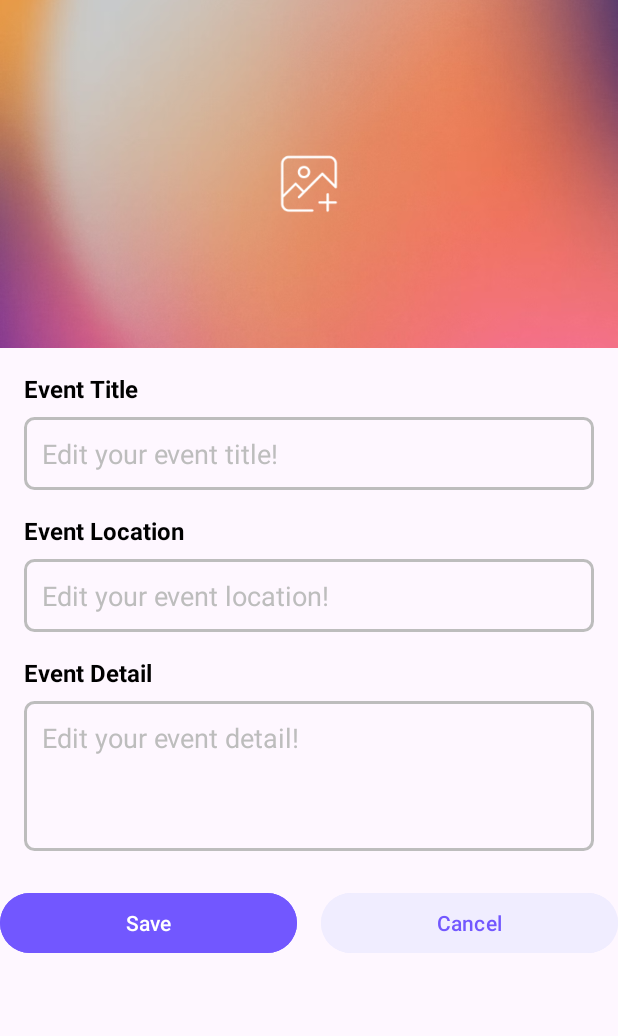
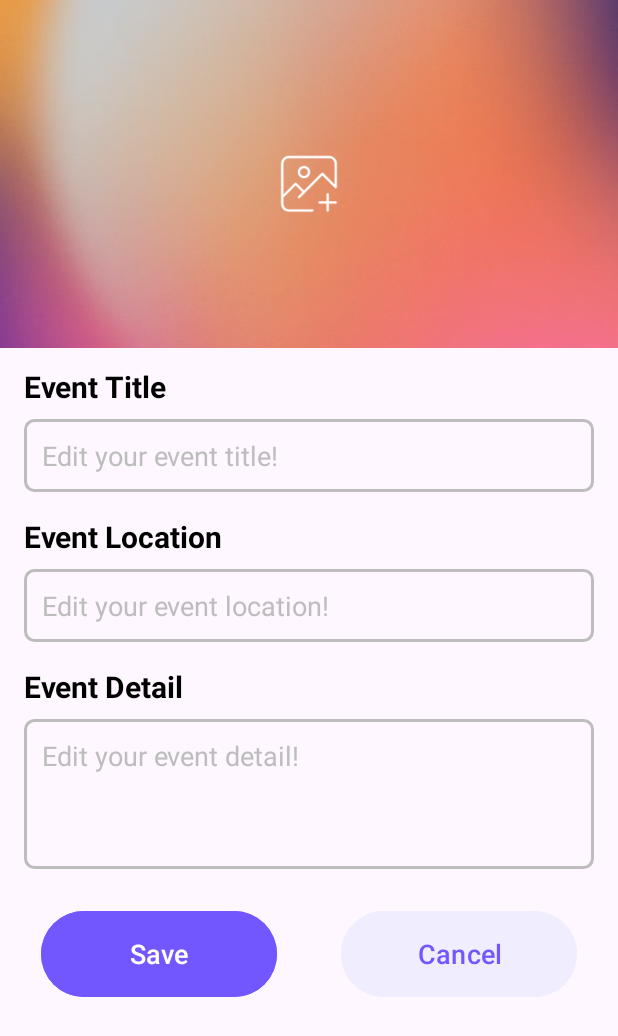
Before and after one commit to CMPUT301F24mohggg/MohgggDraw, an Android app: the layout fragment_event_edit.xml on its own in the app's theme, with its tools: preview values and no code run, on a phone screen of 412 x 824 dp. Shown: the top 1036 px of the screen. Run offline under Robolectric (Android 15) with nearby library versions, the light colour scheme and no system bars.

Commit message:
updating ui for edit page

```diff
--- a/app/src/main/res/layout/fragment_event_edit.xml
+++ b/app/src/main/res/layout/fragment_event_edit.xml
@@ -24,20 +24,21 @@
         app:layout_constraintBottom_toTopOf="@id/label_event_title" />
 
     <!-- Event Title Label -->
+
+    <!-- Event Title Input -->
     <TextView
         android:id="@+id/label_event_title"
         android:layout_width="wrap_content"
         android:layout_height="wrap_content"
-        android:layout_marginTop="16dp"
+        android:layout_marginStart="16dp"
+        android:layout_marginTop="12dp"
         android:text="Event Title"
         android:textColor="@android:color/black"
-        android:textSize="16sp"
+        android:textSize="20sp"
         android:textStyle="bold"
-        app:layout_constraintTop_toBottomOf="@id/organizer_event_poster"
         app:layout_constraintStart_toStartOf="parent"
-        android:layout_marginStart="16dp" />
+        app:layout_constraintTop_toBottomOf="@id/organizer_event_poster" />
 
-    <!-- Event Title Input -->
     <EditText
         android:id="@+id/event_title_input"
         android:layout_width="0dp"
@@ -60,7 +61,7 @@
         android:layout_height="wrap_content"
         android:text="Event Location"
         android:textStyle="bold"
-        android:textSize="16sp"
+        android:textSize="20sp"
         android:layout_marginTop="16dp"
         android:layout_marginStart="16dp"
         app:layout_constraintTop_toBottomOf="@id/event_title_input"
@@ -90,7 +91,7 @@
         android:layout_height="wrap_content"
         android:text="Event Detail"
         android:textStyle="bold"
-        android:textSize="16sp"
+        android:textSize="20sp"
         android:layout_marginTop="16dp"
         android:layout_marginStart="16dp"
         app:layout_constraintTop_toBottomOf="@id/event_location_input"
@@ -118,12 +119,13 @@
     <!-- Save Button -->
     <Button
         android:id="@+id/save_button"
-        android:layout_width="0dp"
-        android:layout_height="wrap_content"
+        android:layout_width="157dp"
+        android:layout_height="65dp"
         android:layout_marginTop="24dp"
         android:layout_marginEnd="8dp"
         android:backgroundTint="@color/purple_500"
         android:text="Save"
+        android:textSize="18sp"
         android:textAllCaps="false"
         android:textColor="@android:color/white"
         app:layout_constraintEnd_toStartOf="@id/cancel_button"
@@ -134,14 +136,15 @@
     <!-- Cancel Button -->
     <Button
         android:id="@+id/cancel_button"
-        android:layout_width="0dp"
-        android:layout_height="wrap_content"
+        android:layout_width="157dp"
+        android:layout_height="65dp"
         android:layout_marginStart="8dp"
         android:layout_marginTop="24dp"
         android:backgroundTint="@color/light_purple"
+        android:text="Cancel"
+        android:textSize="18sp"
+        android:textAllCaps="false"
         android:textColor="@color/purple_500"
-        android:text="Cancel"
-        android:textAllCaps="false"
         app:layout_constraintEnd_toEndOf="parent"
         app:layout_constraintHorizontalWeight="1"
         app:layout_constraintStart_toEndOf="@id/save_button"
```
